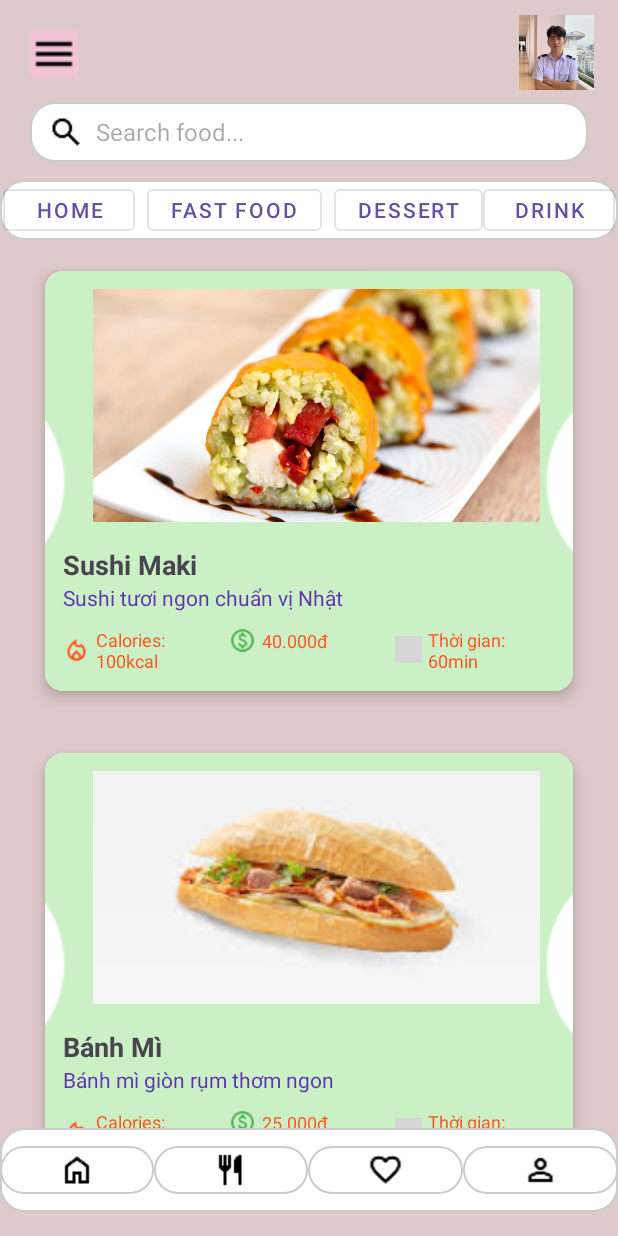
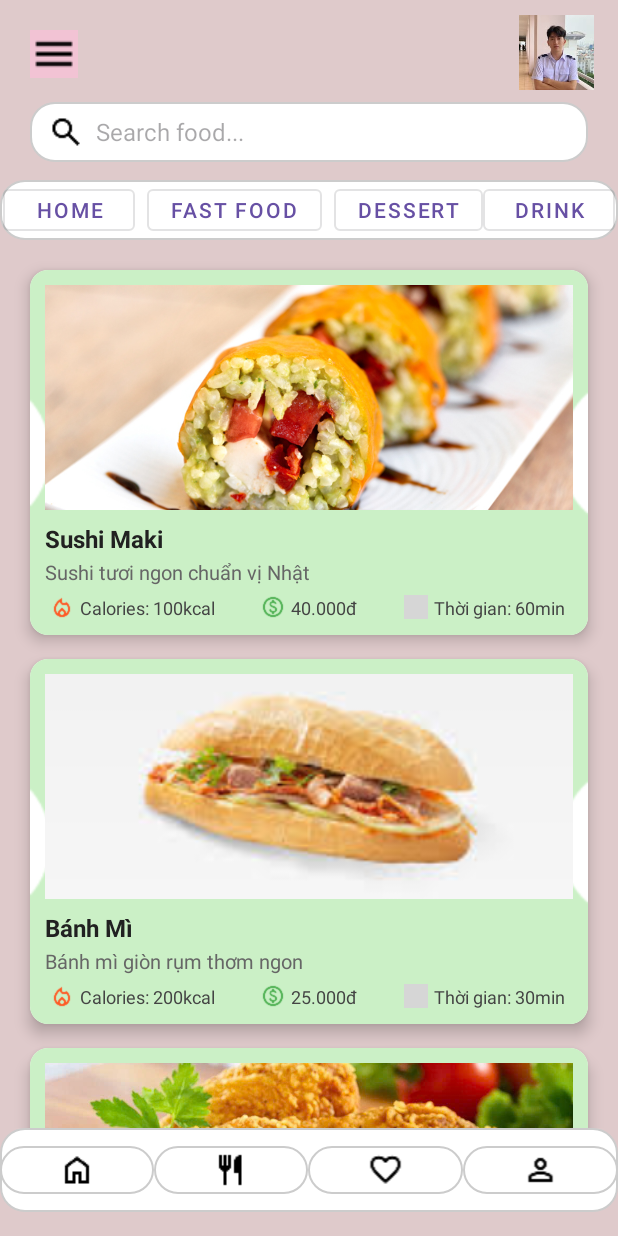
Before and after one commit to MinhPhatKZO/Mobile, an Android app: the MainActivity screen opened directly, with no data from a screen before it, on a phone screen of 412 x 824 dp. Run offline under Robolectric (Android 15) with nearby library versions, the phone set to English and light mode, and no system bars; grey boxes are pictures that could not be loaded.

Commit message:
Initial commit

```diff
--- a/app/build.gradle.kts
+++ b/app/build.gradle.kts
@@ -33,6 +33,7 @@ android {
 
 dependencies {
 
+    implementation(libs.okhttp)
     implementation(libs.appcompat)
     implementation(libs.material)
     implementation(libs.activity)
--- /dev/null
+++ b/app/src/main/res/drawable/bg_bot_message.xml
@@ -0,0 +1,5 @@
+<shape xmlns:android="http://schemas.android.com/apk/res/android"
+    android:shape="rectangle">
+    <solid android:color="#E0E0E0" />
+    <corners android:radius="12dp" />
+</shape>
--- /dev/null
+++ b/app/src/main/res/drawable/bg_input_field.xml
@@ -0,0 +1,5 @@
+<shape xmlns:android="http://schemas.android.com/apk/res/android"
+    android:shape="rectangle">
+    <solid android:color="#F0F0F0"/>
+    <corners android:radius="12dp"/>
+</shape>
--- /dev/null
+++ b/app/src/main/res/drawable/bg_user_message.xml
@@ -0,0 +1,4 @@
+<shape xmlns:android="http://schemas.android.com/apk/res/android" android:shape="rectangle">
+    <solid android:color="#2196F3"/> <!-- màu xanh dương -->
+    <corners android:radius="16dp"/>
+</shape>
--- a/app/src/main/res/layout/activity_home.xml
+++ b/app/src/main/res/layout/activity_home.xml
@@ -1,3 +1,4 @@
+<?xml version="1.0" encoding="utf-8"?>
 <androidx.drawerlayout.widget.DrawerLayout
     xmlns:android="http://schemas.android.com/apk/res/android"
     xmlns:app="http://schemas.android.com/apk/res-auto"
@@ -5,9 +6,8 @@
     android:id="@+id/drawer_layout"
     android:layout_width="match_parent"
     android:layout_height="match_parent"
-    tools:context=".activity.MainActivity">
+    tools:context=".activity.HomeActivity">
 
-    <!-- Nội dung chính -->
     <androidx.constraintlayout.widget.ConstraintLayout
         android:layout_width="match_parent"
         android:layout_height="match_parent"
@@ -120,14 +120,14 @@
                 android:text="Drink" />
         </LinearLayout>
 
-        <!-- Danh sách món ăn -->
+        <!-- Danh sách món ăn dạng lưới -->
         <androidx.recyclerview.widget.RecyclerView
             android:id="@+id/rv_food"
             android:layout_width="0dp"
             android:layout_height="0dp"
+            android:padding="12dp"
+            android:clipToPadding="false"
             android:overScrollMode="never"
-            android:paddingStart="12dp"
-            android:paddingEnd="12dp"
             app:layout_constraintTop_toBottomOf="@id/layout_categories"
             app:layout_constraintBottom_toTopOf="@id/layout_bottom_nav"
             app:layout_constraintStart_toStartOf="parent"
@@ -163,7 +163,7 @@
                 android:layout_height="32dp"
                 android:layout_weight="1"
                 android:background="@drawable/rounded_bg"
-                android:contentDescription="Food List Icon"
+                android:contentDescription="Chat Icon"
                 android:padding="4dp"
                 android:src="@drawable/ic_foodlist" />
 
@@ -191,7 +191,6 @@
         </LinearLayout>
     </androidx.constraintlayout.widget.ConstraintLayout>
 
-    <!-- Đặt NavigationView ở cuối -->
     <com.google.android.material.navigation.NavigationView
         android:id="@+id/nav_view"
         android:layout_width="280dp"
--- a/app/src/main/res/layout/item_food.xml
+++ b/app/src/main/res/layout/item_food.xml
@@ -1,56 +1,59 @@
-<androidx.cardview.widget.CardView
-    xmlns:android="http://schemas.android.com/apk/res/android"
+<androidx.cardview.widget.CardView xmlns:android="http://schemas.android.com/apk/res/android"
     xmlns:app="http://schemas.android.com/apk/res-auto"
     android:layout_width="match_parent"
     android:layout_height="wrap_content"
     android:layout_margin="8dp"
     app:cardCornerRadius="12dp"
     app:cardElevation="6dp"
-    app:cardUseCompatPadding="true"
-    app:cardPreventCornerOverlap="true">
+    android:foreground="?attr/selectableItemBackground">
 
     <LinearLayout
         android:layout_width="match_parent"
         android:layout_height="wrap_content"
         android:orientation="vertical"
-        android:padding="12dp"
-        android:background="@drawable/back_subtract">
+        android:background="@drawable/back_subtract"
+        android:padding="10dp">
 
+        <!-- Ảnh món ăn -->
         <ImageView
             android:id="@+id/iv_food"
-            android:layout_width="298dp"
-            android:layout_height="155dp"
-            android:layout_marginBottom="8dp"
-            android:layout_marginStart="20dp"
+            android:layout_width="match_parent"
+            android:layout_height="150dp"
+            android:scaleType="centerCrop"
             android:adjustViewBounds="true"
-            android:scaleType="centerCrop"
             android:src="@drawable/ic_launcher_background" />
 
+        <!-- Tên món -->
         <TextView
             android:id="@+id/tv_name"
             android:layout_width="match_parent"
             android:layout_height="wrap_content"
             android:layout_marginTop="8dp"
-            android:ellipsize="end"
+            android:text="Tên món ăn"
+            android:textSize="16sp"
+            android:textStyle="bold"
+            android:textColor="#212121"
             android:maxLines="1"
-            android:text="Sushi"
-            android:textSize="18sp"
-            android:textStyle="bold" />
+            android:ellipsize="end" />
 
+        <!-- Mô tả món -->
         <TextView
             android:id="@+id/tv_description"
             android:layout_width="match_parent"
             android:layout_height="wrap_content"
-            android:layout_marginBottom="10dp"
-            android:ellipsize="end"
-            android:maxLines="2"
-            android:text="Sushi Maki"
-            android:textColor="#5E35B1"
-            android:textSize="14sp" />
+            android:layout_marginTop="2dp"
+            android:text="Mô tả ngắn"
+            android:textSize="13sp"
+            android:textColor="#666666"
+            android:maxLines="1"
+            android:ellipsize="end" />
 
+        <!-- Dòng thông tin -->
         <LinearLayout
             android:layout_width="match_parent"
             android:layout_height="wrap_content"
+            android:layout_marginTop="6dp"
+            android:gravity="center"
             android:orientation="horizontal"
             android:weightSum="3">
 
@@ -59,14 +62,13 @@
                 android:layout_width="0dp"
                 android:layout_height="wrap_content"
                 android:layout_weight="1"
-                android:gravity="center_vertical"
+                android:gravity="center"
                 android:orientation="horizontal">
 
                 <ImageView
-                    android:layout_width="18dp"
-                    android:layout_height="18dp"
+                    android:layout_width="16dp"
+                    android:layout_height="16dp"
                     android:layout_marginEnd="4dp"
-                    android:contentDescription="@string/calories_icon"
                     android:src="@drawable/ic_calories"
                     android:tint="#FF5722" />
 
@@ -75,25 +77,23 @@
                     android:layout_width="wrap_content"
                     android:layout_height="wrap_content"
                     android:text="100kcal"
-                    android:textColor="#FF5722"
-                    android:textSize="12sp" />
+                    android:textSize="12sp"
+                    android:textColor="#444444"
+                    android:maxLines="1" />
             </LinearLayout>
 
-            <!-- Giá tiền -->
+            <!-- Giá -->
             <LinearLayout
                 android:layout_width="0dp"
                 android:layout_height="wrap_content"
-                android:layout_marginStart="4dp"
-                android:layout_marginEnd="4dp"
                 android:layout_weight="1"
-                android:gravity="center_vertical"
+                android:gravity="center"
                 android:orientation="horizontal">
 
                 <ImageView
-                    android:layout_width="18dp"
-                    android:layout_height="18dp"
+                    android:layout_width="16dp"
+                    android:layout_height="16dp"
                     android:layout_marginEnd="4dp"
-                    android:contentDescription="@string/price_icon"
                     android:src="@drawable/ic_price"
                     android:tint="#4CAF50" />
 
@@ -102,8 +102,9 @@
                     android:layout_width="wrap_content"
                     android:layout_height="wrap_content"
                     android:text="40.000đ"
-                    android:textColor="#FF5722"
-                    android:textSize="12sp" />
+                    android:textSize="12sp"
+                    android:textColor="#444444"
+                    android:maxLines="1" />
             </LinearLayout>
 
             <!-- Thời gian -->
@@ -111,14 +112,13 @@
                 android:layout_width="0dp"
                 android:layout_height="wrap_content"
                 android:layout_weight="1"
-                android:gravity="center_vertical"
+                android:gravity="center"
                 android:orientation="horizontal">
 
                 <ImageView
-                    android:layout_width="18dp"
-                    android:layout_height="18dp"
+                    android:layout_width="16dp"
+                    android:layout_height="16dp"
                     android:layout_marginEnd="4dp"
-                    android:contentDescription="@string/time_icon"
                     android:src="@drawable/ic_time"
                     android:tint="#2196F3" />
 
@@ -126,9 +126,10 @@
                     android:id="@+id/tv_time"
                     android:layout_width="wrap_content"
                     android:layout_height="wrap_content"
-                    android:text="60min"
-                    android:textColor="#FF5722"
-                    android:textSize="12sp" />
+                    android:text="30min"
+                    android:textSize="12sp"
+                    android:textColor="#444444"
+                    android:maxLines="1" />
             </LinearLayout>
         </LinearLayout>
     </LinearLayout>
--- a/gradle/libs.versions.toml
+++ b/gradle/libs.versions.toml
@@ -7,6 +7,7 @@ appcompat = "1.7.0"
 material = "1.12.0"
 activity = "1.10.1"
 constraintlayout = "2.2.1"
+okhttp = "4.11.0"
 
 [libraries]
 junit = { group = "junit", name = "junit", version.ref = "junit" }
@@ -16,6 +17,6 @@ appcompat = { group = "androidx.appcompat", name = "appcompat", version.ref = "a
 material = { group = "com.google.android.material", name = "material", version.ref = "material" }
 activity = { group = "androidx.activity", name = "activity", version.ref = "activity" }
 constraintlayout = { group = "androidx.constraintlayout", name = "constraintlayout", version.ref = "constraintlayout" }
-
+okhttp = { group = "com.squareup.okhttp3", name = "okhttp", version.ref = "okhttp" }
 [plugins]
 android-application = { id = "com.android.application", version.ref = "agp" }
```
Also changed, not shown: app/src/main/AndroidManifest.xml (+7 -0 lines), app/src/main/java/com/example/projecttng/activity/ChatActivity.java (added, +150 -0 lines), app/src/main/java/com/example/projecttng/activity/HomeActivity.java (+8 -4 lines), app/src/main/java/com/example/projecttng/adapter/ChatAdapter.java (added, +78 -0 lines), app/src/main/java/com/example/projecttng/dao/ChatDao.java (added, +49 -0 lines), app/src/main/java/com/example/projecttng/database/DBHelper.java (+11 -1 lines), app/src/main/java/com/example/projecttng/model/Message.java (added, +19 -0 lines), app/src/main/res/layout/activity_chat.xml (added, +47 -0 lines), app/src/main/res/layout/item_chat_bot.xml (added, +17 -0 lines), app/src/main/res/layout/item_chat_user.xml (added, +17 -0 lines).
